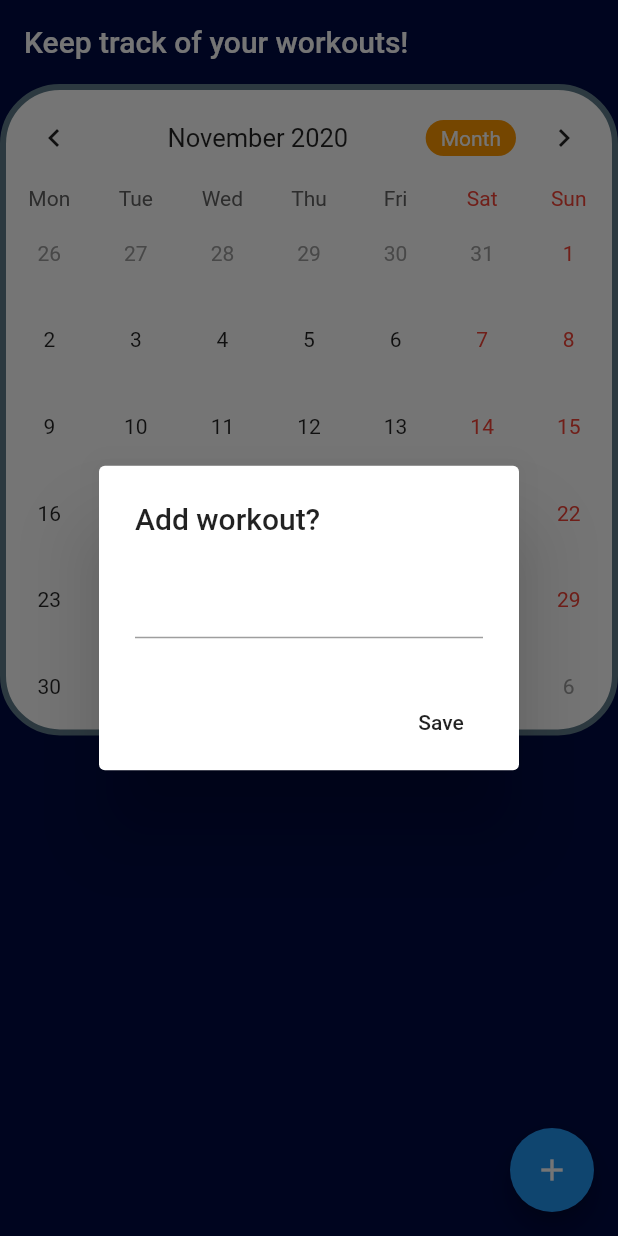
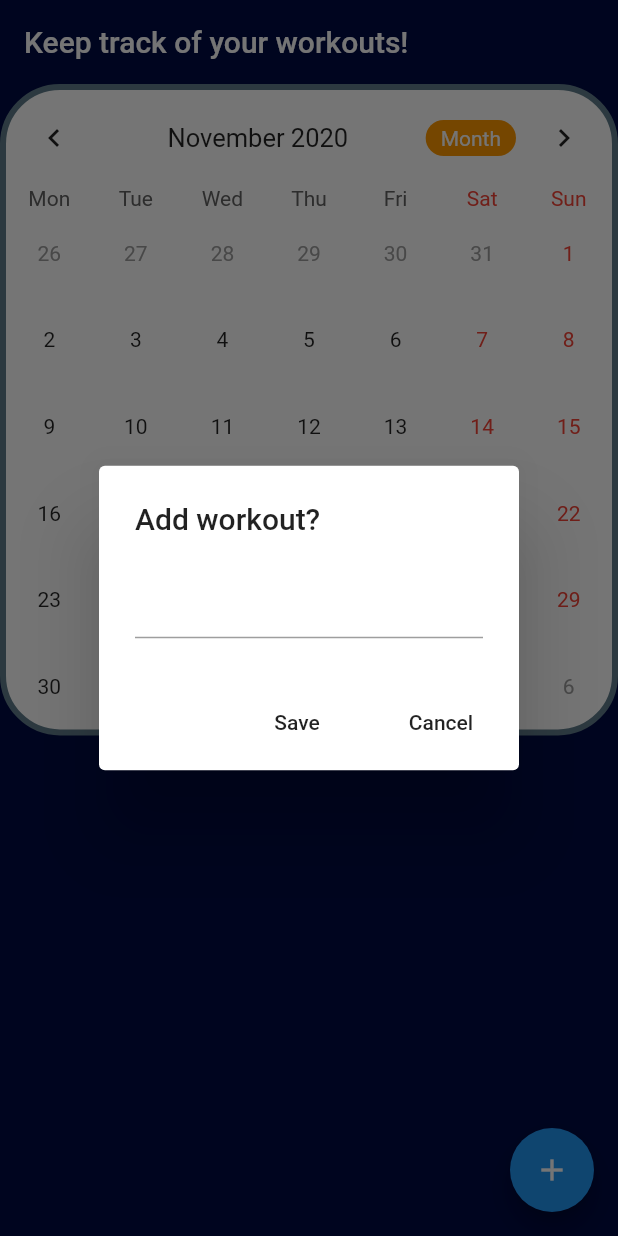
Before and after one commit to angiereyes99/gator-calisthenics-fitness-tracker, a Flutter app: the WorkoutsPage screen opened by its route, after a tap on the "add" icon, on a phone screen of 412 x 824 dp. Run offline on Flutter 3.47's test engine with Material 2 defaults, Android fonts, the phone set to English and light mode, and no system bars; drawn by our look-alikes of table_calendar; our stand-ins replace cloud_firestore, curved_navigation_bar, firebase_auth, firebase_core, google_sign_in; missing offline and left inert: flutter_particles; accounts and stored records are empty; network calls fail.

Commit message:
bugs resolved

```diff
--- a/gator_calisthenics_fitness_tracker/lib/pages/running_tracker_page.dart
+++ b/gator_calisthenics_fitness_tracker/lib/pages/running_tracker_page.dart
@@ -10,9 +10,7 @@ import 'package:intl/intl.dart';
 
 final collection = FirebaseFirestore.instance.collection('running_times');
 final FirebaseAuth auth = FirebaseAuth.instance;
-
 String formattedDate = DateFormat('MM-dd-yyyy HH:mm').format(DateTime.now());
-
 
 class RunningTrackerPage extends StatefulWidget {
   static final String id = 'running_tracker_id';
--- a/gator_calisthenics_fitness_tracker/lib/pages/workouts_page.dart
+++ b/gator_calisthenics_fitness_tracker/lib/pages/workouts_page.dart
@@ -8,6 +8,7 @@ import 'package:table_calendar/table_calendar.dart';
 final collection = FirebaseFirestore.instance.collection('workout_logs');
 final FirebaseAuth auth = FirebaseAuth.instance;
 
+
 class WorkoutsPage extends StatefulWidget {
   static final String id = 'workouts_page';
 
@@ -16,6 +17,7 @@ class WorkoutsPage extends StatefulWidget {
 }
 
 class _WorkoutsPageState extends State<WorkoutsPage> {
+
   CalendarController _controller;
   Map<DateTime, List<dynamic>> _events;
   List<dynamic> _selectedEvents;
@@ -118,9 +120,14 @@ class _WorkoutsPageState extends State<WorkoutsPage> {
             ),
             ..._selectedEvents.map(
               (event) => Card(
-                color: primaryTextColor,
+                color: cardColor,
                 shape: RoundedRectangleBorder(
-                  borderRadius: BorderRadius.circular(10.0),
+                  borderRadius: BorderRadius.only(
+                    topLeft: Radius.lerp(Radius.circular(30), Radius.circular(30), 6),
+                    bottomLeft:  Radius.lerp(Radius.circular(30), Radius.circular(30), 6),
+                    topRight: Radius.lerp(Radius.circular(30), Radius.circular(30), 6),
+                    bottomRight: Radius.lerp(Radius.circular(30), Radius.circular(30), 6),
+                  ),
                 ),
                 elevation: 10,
                 child: ListTile(
@@ -137,8 +144,8 @@ class _WorkoutsPageState extends State<WorkoutsPage> {
       floatingActionButton: FloatingActionButton(
           child: Icon(Icons.add),
           onPressed: () {
-            print(_events);
-            print(_selectedEvents);
+            // print(_controller.selectedDay.toString().runtimeType);
+            // print(_selectedEvents.runtimeType);
             _showAddDialog();
           } //_showAddDialog,
           ),
@@ -168,15 +175,23 @@ class _WorkoutsPageState extends State<WorkoutsPage> {
                     }
                     print(_controller.selectedDay.toString() + '$_events');
                     _eventController.clear();
-                    collection.add({
-                      'email': auth.currentUser.email,
-                      'workout': {
-                        'test': _events,
-                      },
-                    });
+                    // collection.add({
+                    //   'email': auth.currentUser.email,
+                    //   'datetime': _controller.selectedDay.toString(),
+                    //   'exercises': _selectedEvents,
+                    // });
                     Navigator.pop(context);
                   },
-                )
+                ),
+                FlatButton (
+                  child: Text('Cancel'),
+                  onPressed: () {
+                    if (_eventController.text.isEmpty){
+                      Navigator.pop(context);
+                    };
+                    Navigator.pop(context);
+                  },
+                ),
               ],
             ));
     setState(() {
```
Also changed, not shown: gator_calisthenics_fitness_tracker/lib/pages/login_page.dart (+26 -23 lines), gator_calisthenics_fitness_tracker/lib/pages/profile_page.dart (+41 -41 lines).
